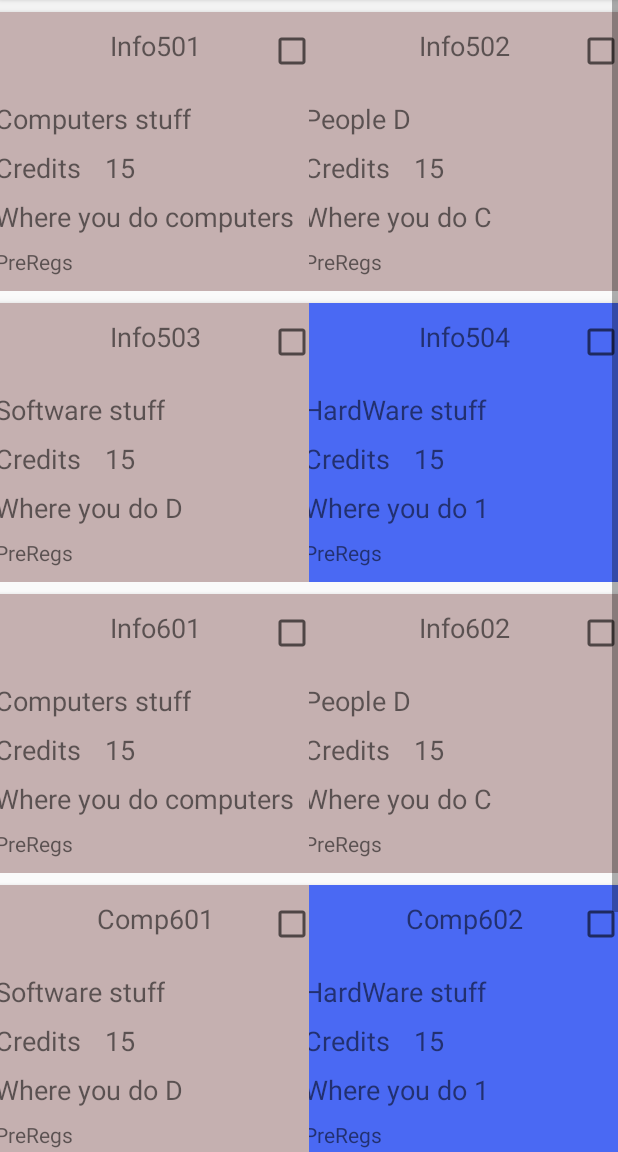
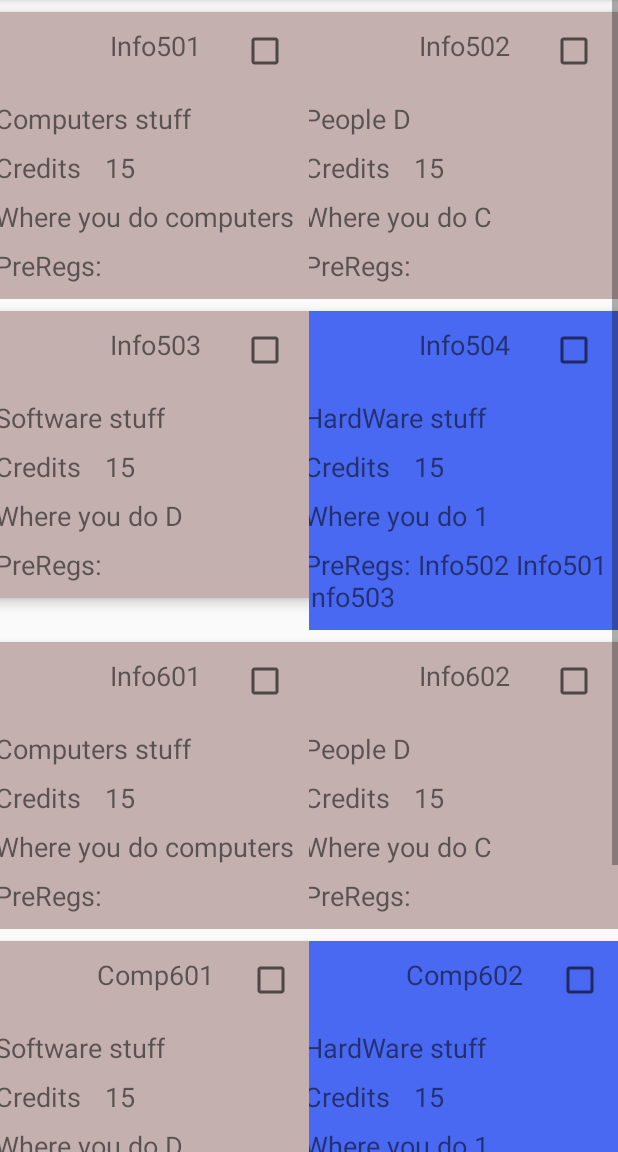
Before and after one commit to BenjaminAtkins/ModulesView, an Android app: the ViewModulesActivity screen opened directly, with no data from a screen before it, on a phone screen of 412 x 824 dp, the part 84-1236 px from its top. Run offline under Robolectric (Android 15) with nearby library versions, the phone set to English and light mode, and no system bars.

Commit message:
Added Preregs

```diff
--- a/app/src/main/java/com/example/modulesview/Module.java
+++ b/app/src/main/java/com/example/modulesview/Module.java
@@ -10,7 +10,7 @@ public class Module {
     private String M_Desc;
     private String M_Level;
     private String M_CLevel;
-    private ArrayList<Module> preRequistes;
+    private ArrayList<Module> preRequistes= new ArrayList<>();
     private boolean Passed=false;//chance later
     private String Stream;
     private int Background;
@@ -34,10 +34,11 @@ public class Module {
         this.header=head;
         SetColor();
     }
-    public void SetPreRequistes(Module...args){
-        if (args!=null) {
-            preRequistes.addAll(Arrays.asList(args));
-        }
+    public void SetPreRequistes(Module...Modules){
+       for (Module Module:Modules){
+           preRequistes.add(Module);
+       }
+
     }
     public void SetColor(){
         if (Stream.equals("Soft")){
--- a/app/src/main/java/com/example/modulesview/testmeenu.java
+++ b/app/src/main/java/com/example/modulesview/testmeenu.java
@@ -28,14 +28,14 @@ public class testmeenu extends AppCompatActivity {
     }
     public static ArrayList<Module> getMoudles(){
         ArrayList<Module> Modules= new ArrayList<>();
-        Module a=new Module(1,"Info501","Computers stuff","Where you do computers","Level 9","15","BOy","1",false);
+        Module a=new Module(1,"Info501","Computers stuff","Where you do computers","Level 9","15","Core","1",false);
         Modules.add(a);
         Module b=new Module(2,"Info502","People D","Where you do C","Level 5","15","Core","1",false);
         Modules.add(b);
         Module c=new Module(3,"Info503","Software stuff","Where you do D","Level 5","15","Core","1",false);
         Modules.add(c);
         Module d=new Module(4,"Info504","HardWare stuff","Where you do 1","Level 5","15","Soft","1",false);
-        //d.SetPreRequistes(a,b,c);
+        d.SetPreRequistes(b,a,c);
         Modules.add(d);
         Module h=new Module(5,"Info601","Computers stuff","Where you do computers","Level 5","15","Core","2",false);
         Modules.add(h);
--- a/app/src/main/java/com/example/modulesview/view_modules/ViewCustomAdapater.java
+++ b/app/src/main/java/com/example/modulesview/view_modules/ViewCustomAdapater.java
@@ -84,6 +84,11 @@ public class ViewCustomAdapater extends RecyclerView.Adapter<ViewCustomAdapater.
             M_Desc.setText(module.getM_Desc());
             M_Stream.setText(module.getStream());
             M_Level.setText(module.getM_Level());
+            if (module.getPrereqs().size()!=0) {//If Preregs does not = 0
+                for (int i=0;i<module.getPrereqs().size();i++) {
+                    PreRegs.append(module.getPrereqs().get(i).getM_Code()+" ");
+                }
+            }
             Completed.setChecked(module.isPassed());
             MoudleBox.setCardBackgroundColor(ContextCompat.getColor(itemView.getContext(), module.getBackground()));
         if (module.isExpanded()){
--- a/app/src/main/res/layout/module_view_layout.xml
+++ b/app/src/main/res/layout/module_view_layout.xml
@@ -16,10 +16,10 @@
         android:layout_marginTop="8dp"
         android:layout_marginEnd="8dp"
         android:animationCache="false"
+        android:clickable="false"
+        android:duplicateParentState="true"
         app:cardCornerRadius="20dp"
         app:cardElevation="5dp"
-        android:duplicateParentState="true"
-        android:clickable="false"
         app:layout_constraintEnd_toEndOf="parent"
         app:layout_constraintStart_toStartOf="parent"
         app:layout_constraintTop_toTopOf="parent">
@@ -28,8 +28,8 @@
             android:id="@+id/cardlayout"
             android:layout_width="match_parent"
             android:layout_height="wrap_content"
+            android:clickable="false"
             android:duplicateParentState="true"
-            android:clickable="false"
             android:padding="10dp">
 
             <TextView
@@ -121,8 +121,10 @@
                 android:id="@+id/checkBox"
                 android:layout_width="wrap_content"
                 android:layout_height="wrap_content"
+                android:layout_marginStart="8dp"
                 android:layout_marginEnd="8dp"
                 app:layout_constraintEnd_toEndOf="parent"
+                app:layout_constraintStart_toEndOf="@+id/MoudleCodeText"
                 app:layout_constraintTop_toTopOf="parent" />
 
             <TextView
@@ -131,7 +133,8 @@
                 android:layout_height="wrap_content"
                 android:layout_marginStart="8dp"
                 android:layout_marginTop="8dp"
-                android:text="PreRegs"
+                android:text="PreRegs: "
+                android:textSize="18sp"
                 app:layout_constraintStart_toStartOf="parent"
                 app:layout_constraintTop_toBottomOf="@+id/descriptionText" />
 
```
